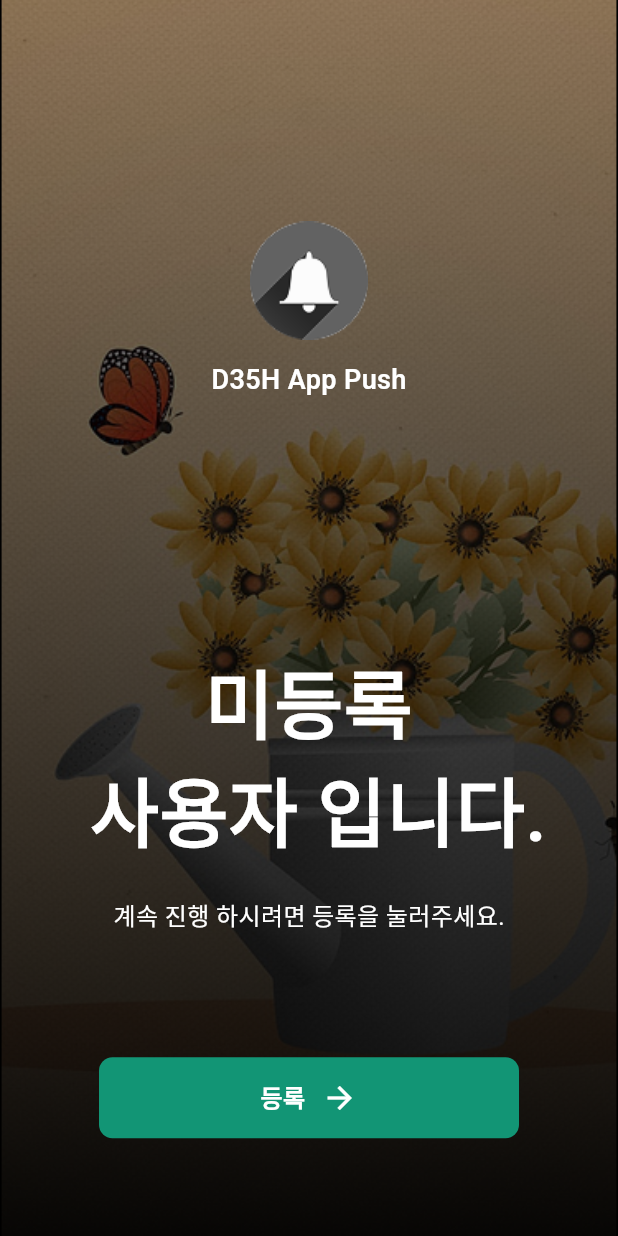
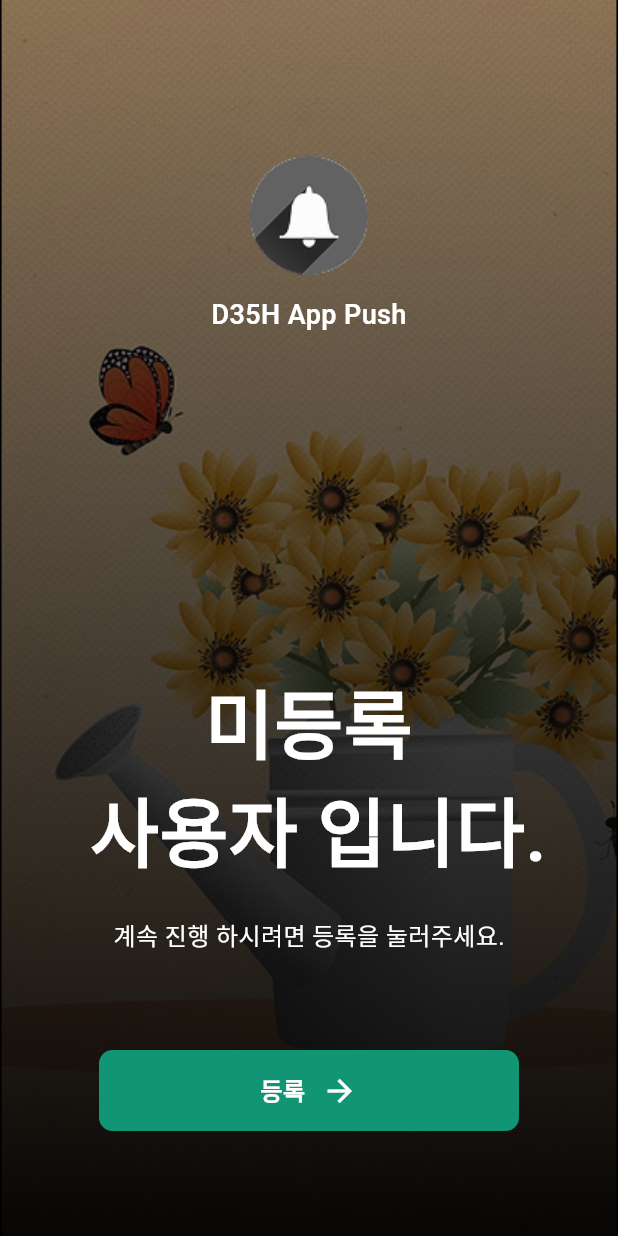
Before and after one commit to cowaymcnc4003/flutter-push-test, a Flutter app: the screen it shows after launch, on a phone screen of 412 x 824 dp. Run offline on Flutter 3.47's test engine with Material 3 defaults, Android fonts, the phone set to English and light mode, and no system bars; our stand-ins replace firebase_core, firebase_messaging, go_router, permission_handler; accounts and stored records are empty.

Commit message:
Revert "인트로화면 / height가 작은 화면에서 등록 버튼 깨지는 현상 수정"
This reverts commit 07ca3bcb0592a4a73ba30ba80109edb857ee3605.

```diff
--- a/lib/presentation/intro/intro_screen.dart
+++ b/lib/presentation/intro/intro_screen.dart
@@ -21,22 +21,27 @@ class IntroScreen extends StatelessWidget {
           ),
           Align(
             child: Column(
-              mainAxisSize: MainAxisSize.min,
               children: [
-                SizedBox(height: MediaQuery.of(context).size.height * 0.1),
+                const SizedBox(
+                  height: 104,
+                ),
                 Image.asset(
                   "assets/image/intro_bell.png",
                   width: 79,
                   height: 79,
                 ),
-                const SizedBox(height: 14),
+                const SizedBox(
+                  height: 14,
+                ),
                 Text(
                   "D35H App Push",
                   style: TextStyles.mediumTextBold.copyWith(
                     color: ColorStyle.white,
                   ),
                 ),
-                SizedBox(height: MediaQuery.of(context).size.height * 0.2),
+                const SizedBox(
+                  height: 222,
+                ),
                 SizedBox(
                   width: 341,
                   child: Text(
@@ -47,14 +52,17 @@ class IntroScreen extends StatelessWidget {
                     ),
                   ),
                 ),
-                const SizedBox(height: 20),
+                const SizedBox(
+                  height: 20,
+                ),
                 Text(
                   "계속 진행 하시려면 등록을 눌러주세요.",
-                  style: TextStyles.normalTextRegular.copyWith(
-                    color: Colors.white,
-                  ),
+                  style: TextStyles.normalTextRegular
+                      .copyWith(color: Colors.white),
                 ),
-                SizedBox(height: MediaQuery.of(context).size.height * 0.1),
+                const SizedBox(
+                  height: 64,
+                ),
                 Padding(
                   padding: const EdgeInsets.symmetric(horizontal: 66),
                   child: MediumButton(
```
